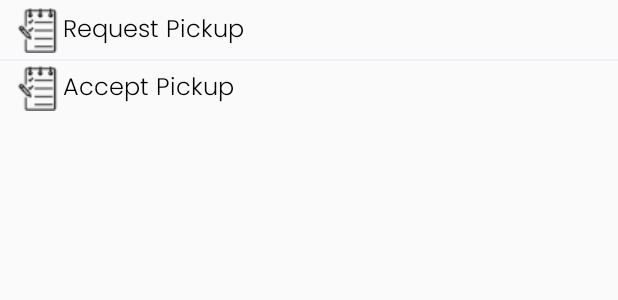
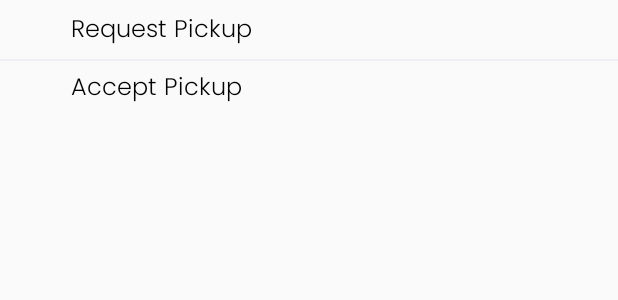
Before and after one commit to HumayunBee/PaddleRiders, an Android app: the layout pickup_child_layout.xml on its own in the app's theme, with its tools: preview values and no code run, on a phone screen of 412 x 824 dp. Shown: the top 300 px of the screen. Run offline under Robolectric (Android 15) with nearby library versions, the phone set to English and light mode, and no system bars; network calls fail.

Commit message:
last committddf

```diff
--- a/app/src/main/res/layout/delivery_child_layout.xml
+++ b/app/src/main/res/layout/delivery_child_layout.xml
@@ -23,7 +23,7 @@
             android:layout_width="wrap_content"
             android:layout_height="wrap_content"
             android:padding="@dimen/two"
-            android:layout_marginLeft="20dp"
+            android:layout_marginLeft="35dp"
             android:text="Request Delivery"
             android:textColor="@color/colorG"
             android:textSize="@dimen/sixteen" />
@@ -54,7 +54,7 @@
             android:layout_height="wrap_content"
             android:layout_marginTop="5dp"
             android:padding="@dimen/two"
-            android:layout_marginLeft="20dp"
+            android:layout_marginLeft="35dp"
             android:text="Accept Delivery"
             android:textColor="@color/colorG"
             android:textSize="@dimen/sixteen" />
--- a/app/src/main/res/layout/pickup_child_layout.xml
+++ b/app/src/main/res/layout/pickup_child_layout.xml
@@ -16,10 +16,7 @@
         app:layout_constraintStart_toStartOf="parent"
         app:layout_constraintTop_toTopOf="parent">
 
-        <ImageView
-            android:layout_width="wrap_content"
-            android:layout_height="wrap_content"
-            android:src="@drawable/ic_nav_add_parcel" />
+
 
         <TextView
             android:id="@+id/tv_nav_rpickup_parcel_list"
@@ -27,6 +24,7 @@
             android:layout_width="wrap_content"
             android:layout_height="wrap_content"
             android:padding="@dimen/two"
+            android:layout_marginLeft="35dp"
             android:text="Request Pickup"
             android:textColor="@color/colorG"
             android:textSize="@dimen/sixteen" />
@@ -49,14 +47,12 @@
         android:orientation="horizontal"
         app:layout_constraintTop_toBottomOf="@+id/play">
 
-        <ImageView
-            android:layout_width="wrap_content"
-            android:layout_height="wrap_content"
-            android:src="@drawable/ic_nav_add_parcel" />
+
 
         <TextView
             android:id="@+id/tv_nav_accept_parcel_list"
             style="@style/RobotoRegular"
+            android:layout_marginLeft="35dp"
             android:layout_width="wrap_content"
             android:layout_height="wrap_content"
             android:padding="@dimen/two"
```
Also changed, not shown: app/src/main/res/layout/return_child_layout.xml (+3 -8 lines).
